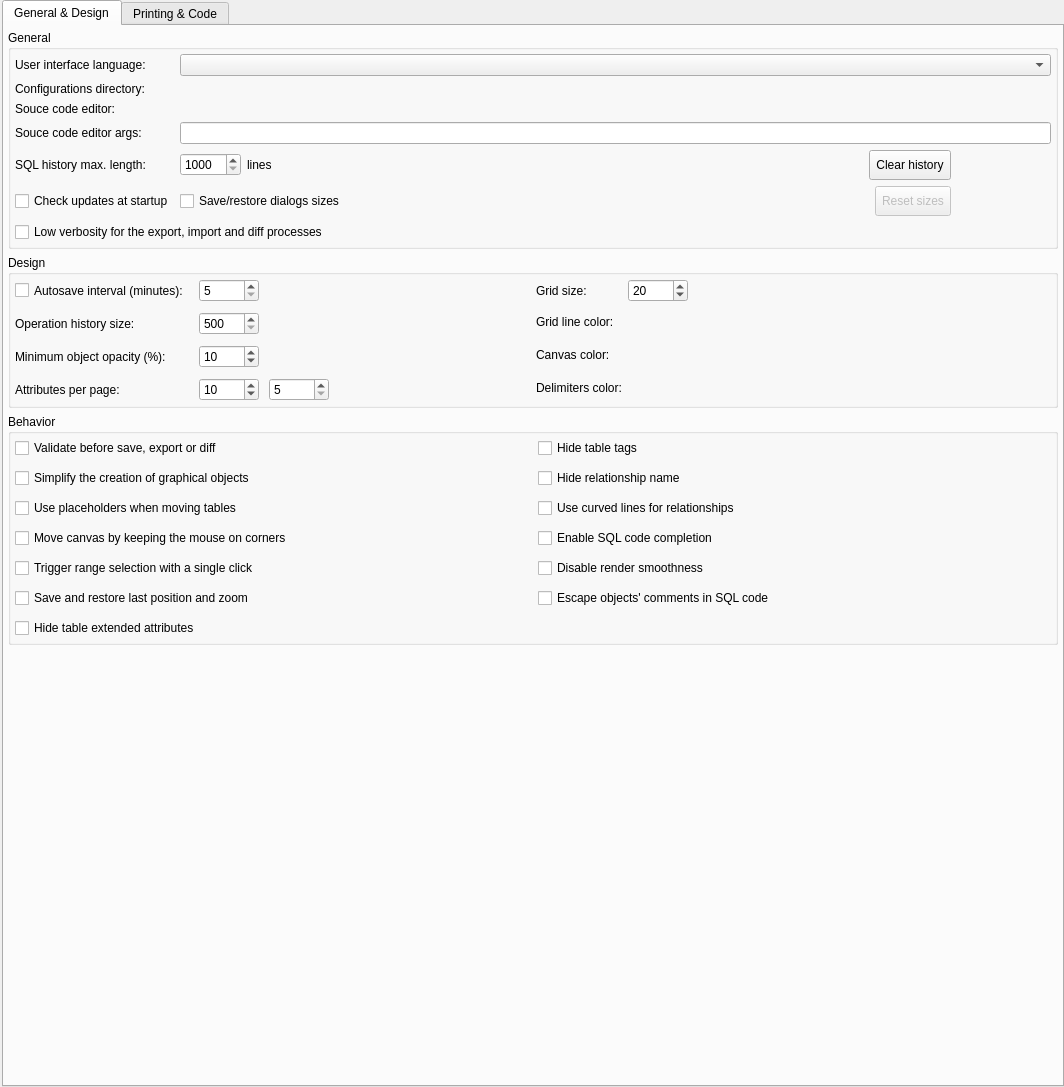
This is libpgmodeler_ui/ui/generalconfigwidget.ui in pgmodeler/pgmodeler as Qt 5 draws it before an edit. The edited form follows.
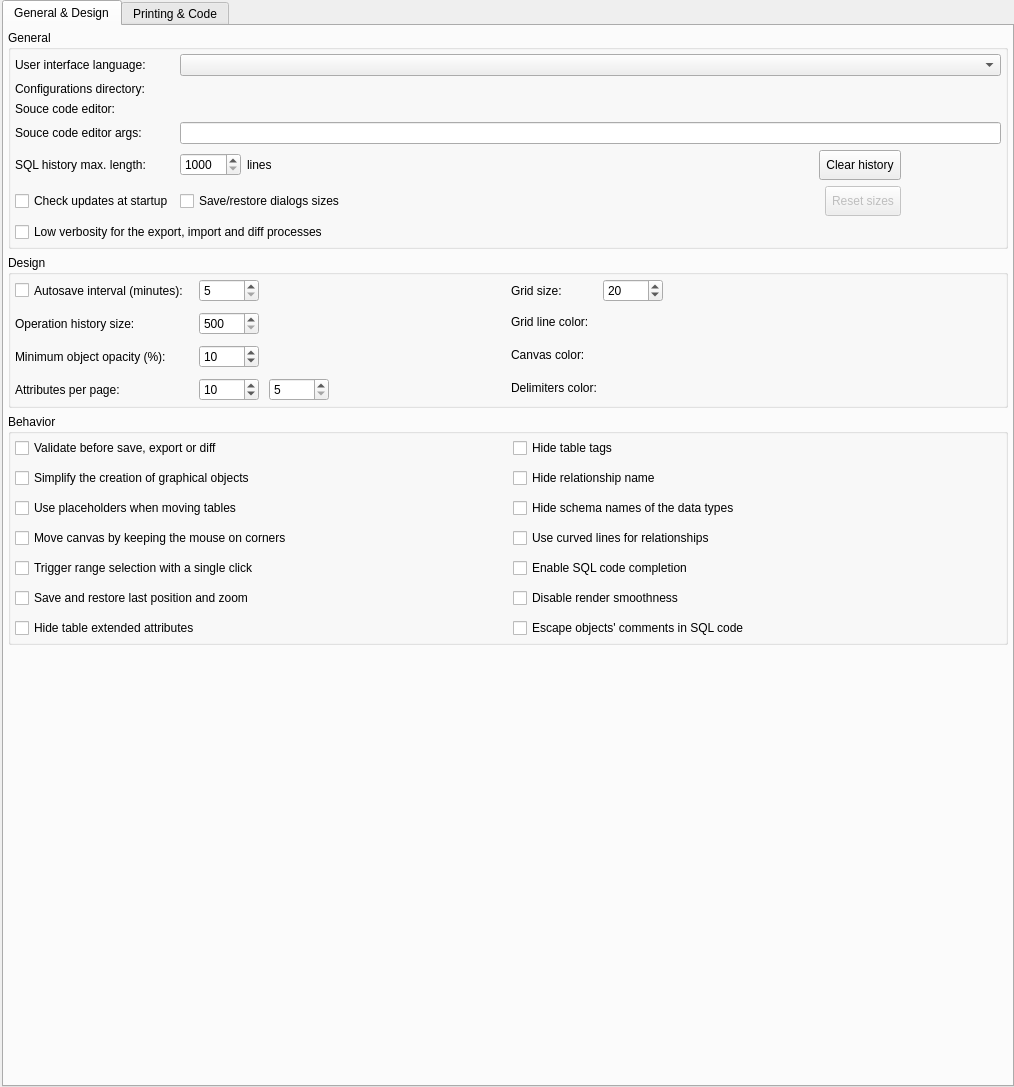
This is the edited form. Icons and pictures are not drawn.

Commit message:
Added an option to GeneralConfigWidget to toggle the displaying of schema names of columns data types on design view. This option affects only the rendering of objects, the code generation will keep displaying user-defined type names a in schema-qualified way.
Improved TableObjectView to be rendered with/without schema names
appended to user-defined data type names.

Diff of the .ui file:
```diff
--- a/libpgmodeler_ui/ui/generalconfigwidget.ui
+++ b/libpgmodeler_ui/ui/generalconfigwidget.ui
@@ -6,7 +6,7 @@
    <rect>
     <x>0</x>
     <y>0</y>
-    <width>1064</width>
+    <width>1014</width>
     <height>1087</height>
    </rect>
   </property>
@@ -138,44 +138,6 @@
             </property>
            </widget>
           </item>
-          <item row="5" column="1">
-           <widget class="QCheckBox" name="escape_comments_chk">
-            <property name="sizePolicy">
-             <sizepolicy hsizetype="Expanding" vsizetype="Fixed">
-              <horstretch>0</horstretch>
-              <verstretch>0</verstretch>
-             </sizepolicy>
-            </property>
-            <property name="toolTip">
-             <string>&lt;p&gt;Forces the escaping of line breaks and tabulations in objects' comments during SQL code generation. This option produces a more compact SQL code since all comments will be presented in one line. Despite changing the presentation this option doesn't affect the final semantics of multilined comments.&lt;/p&gt;</string>
-            </property>
-            <property name="statusTip">
-             <string/>
-            </property>
-            <property name="text">
-             <string>Escape objects' comments in SQL code</string>
-            </property>
-           </widget>
-          </item>
-          <item row="2" column="1">
-           <widget class="QCheckBox" name="use_curved_lines_chk">
-            <property name="sizePolicy">
-             <sizepolicy hsizetype="Preferred" vsizetype="Fixed">
-              <horstretch>0</horstretch>
-              <verstretch>0</verstretch>
-             </sizepolicy>
-            </property>
-            <property name="toolTip">
-             <string>Replaces any straight line in relationship by curved ones in order to improve the model's visualization.</string>
-            </property>
-            <property name="statusTip">
-             <string/>
-            </property>
-            <property name="text">
-             <string>Use curved lines for relationships</string>
-            </property>
-           </widget>
-          </item>
           <item row="0" column="1">
            <widget class="QCheckBox" name="hide_table_tags_chk">
             <property name="sizePolicy">
@@ -293,10 +255,10 @@
             </property>
            </widget>
           </item>
-          <item row="3" column="1">
-           <widget class="QCheckBox" name="code_completion_chk">
+          <item row="10" column="1">
+           <widget class="QCheckBox" name="escape_comments_chk">
             <property name="sizePolicy">
-             <sizepolicy hsizetype="Preferred" vsizetype="Fixed">
+             <sizepolicy hsizetype="Expanding" vsizetype="Fixed">
               <horstretch>0</horstretch>
               <verstretch>0</verstretch>
              </sizepolicy>
@@ -308,11 +270,11 @@
              <string/>
             </property>
             <property name="text">
-             <string>Enable SQL code completion</string>
+             <string>Escape objects' comments in SQL code</string>
             </property>
            </widget>
           </item>
-          <item row="4" column="1">
+          <item row="5" column="1">
            <widget class="QCheckBox" name="disable_smooth_chk">
             <property name="sizePolicy">
              <sizepolicy hsizetype="Expanding" vsizetype="Fixed">
@@ -331,6 +293,63 @@
             </property>
            </widget>
           </item>
+          <item row="4" column="1">
+           <widget class="QCheckBox" name="code_completion_chk">
+            <property name="sizePolicy">
+             <sizepolicy hsizetype="Preferred" vsizetype="Fixed">
+              <horstretch>0</horstretch>
+              <verstretch>0</verstretch>
+             </sizepolicy>
+            </property>
+            <property name="toolTip">
+             <string>Toggles the code completion in all fields that accepts the input of SQL commands.</string>
+            </property>
+            <property name="statusTip">
+             <string/>
+            </property>
+            <property name="text">
+             <string>Enable SQL code completion</string>
+            </property>
+           </widget>
+          </item>
+          <item row="3" column="1">
+           <widget class="QCheckBox" name="use_curved_lines_chk">
+            <property name="sizePolicy">
+             <sizepolicy hsizetype="Preferred" vsizetype="Fixed">
+              <horstretch>0</horstretch>
+              <verstretch>0</verstretch>
+             </sizepolicy>
+            </property>
+            <property name="toolTip">
+             <string>Replaces any straight line in relationship by curved ones in order to improve the model's visualization.</string>
+            </property>
+            <property name="statusTip">
+             <string/>
+            </property>
+            <property name="text">
+             <string>Use curved lines for relationships</string>
+            </property>
+           </widget>
+          </item>
+          <item row="2" column="1">
+           <widget class="QCheckBox" name="hide_sch_name_usr_types_chk">
+            <property name="sizePolicy">
+             <sizepolicy hsizetype="Preferred" vsizetype="Fixed">
+              <horstretch>0</horstretch>
+              <verstretch>0</verstretch>
+             </sizepolicy>
+            </property>
+            <property name="toolTip">
+             <string>&lt;p&gt;Hide the schema names of the user-defined types referenced by columns. This option affects only the graphical objects, the code generation will keep displaying user-defined types names fully schema-qualified.&lt;/p&gt;</string>
+            </property>
+            <property name="statusTip">
+             <string/>
+            </property>
+            <property name="text">
+             <string>Hide schema names of the data types</string>
+            </property>
+           </widget>
+          </item>
          </layout>
         </widget>
        </item>
```
Left out of the diff: 2 changed lines with no effect on the pictures. The commit also changes 10 other files.
